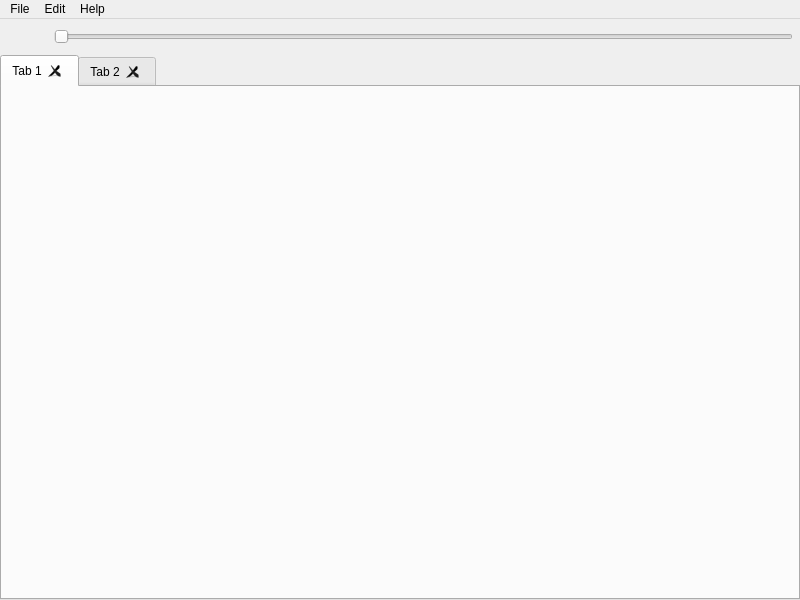
DinoZAR/Waves, file Waves/forms/main_window.ui: the form before one commit.
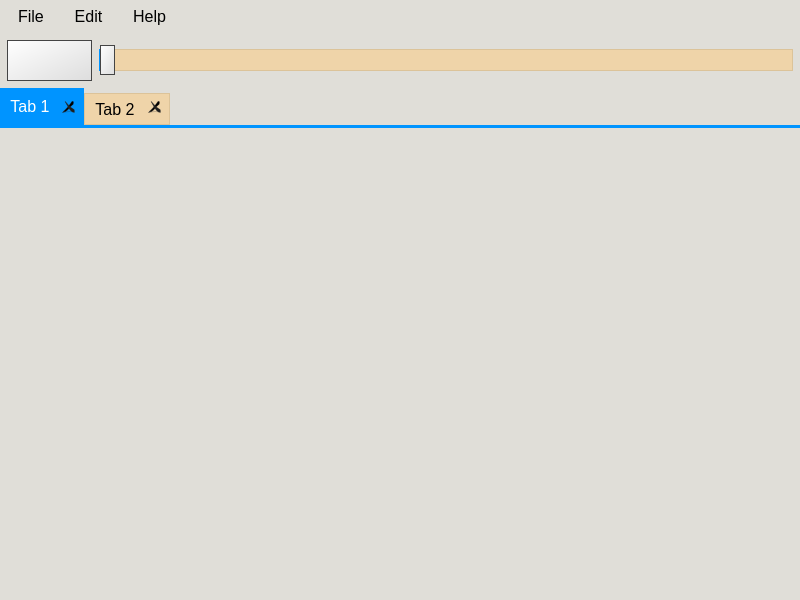
The form after the commit. Icons and pictures are not drawn.

The edit to the form file:
```diff
--- a/Waves/forms/main_window.ui
+++ b/Waves/forms/main_window.ui
@@ -11,7 +11,248 @@
    </rect>
   </property>
   <property name="windowTitle">
-   <string>MainWindow</string>
+   <string>Waves</string>
+  </property>
+  <property name="styleSheet">
+   <string notr="true">/* Application-wide properties*/
+* {
+    color: black;
+    font-size: 12pt;
+}
+
+QMainWindow {
+    background-color: #e0ded8;
+}
+
+QMenuBar {
+	background-color: #e0ded8;
+	margin: 0px;
+	border: 0px;
+}
+
+    QMenuBar::item {
+        spacing: 3px; /* spacing between menu bar items */
+        padding: 7px 12px;
+        background: transparent;
+    }
+
+        QMenuBar::item:selected { /* when selected using mouse or keyboard */
+			background: #efd4a9;
+			border: 1px solid #dcc399;
+        }
+
+        QMenuBar::item:pressed {
+			background: #efd4a9;
+			border: 0px solid #dcc399;
+        }
+
+QMenu {
+	margin: 0px;
+	border: 0px;
+}
+
+    QMenu::item {
+        padding: 12px 24px;
+		background: #efd4a9;
+    }
+
+        QMenu::item:selected {
+            background: #0094ff;
+			color: white;
+        }
+
+    QMenu::separator {
+        height: 1px;
+		background-color: black;
+    }
+
+    QMenu::indicator {
+        width: 13px;
+        height: 13px;
+    }
+
+
+/* Actual controls*/
+
+QLabel {
+}
+
+QPushButton {
+background: qlineargradient(x1:0, y1:0, x2:1, y2:1, stop:0 #fff, stop:1 #ddd);
+border: 1px solid #444;
+    padding: 10px 20px;
+}
+
+    QPushButton:hover {
+background: qlineargradient(x1:0, y1:0, x2:1, y2:1, stop:0 #fff, stop:1 #ddd);
+border: 1px solid #444;
+    }
+
+    QPushButton:pressed {
+        background-color: #0094ff;
+    }
+
+
+QSlider {
+	height: 35px;
+}
+
+
+QSlider::groove:horizontal {
+ background: #efd4a9;
+border: 1px solid #dcc399;
+height: 20px;
+}
+
+QSlider::sub-page:horizontal {
+ background: #0094ff;
+height: 15px;
+}
+
+QSlider::add-page:horizontal {
+ background: #efd4a9;
+border: 1px solid #dcc399;
+height: 15px;
+}
+
+QSlider::handle:horizontal {
+background: qlineargradient(x1:0, y1:0, x2:1, y2:1, stop:0 #fff, stop:1 #ddd);
+border: 1px solid #444;
+width: 13px;
+margin-top: -5px;
+margin-bottom: -5px;
+}
+
+QSlider::handle:horizontal:hover {
+background: qlineargradient(x1:0, y1:0, x2:1, y2:1, stop:0 #fff, stop:1 #ddd);
+border: 1px solid #444;
+}
+
+
+
+QRadioButton:hover {
+    background: #535a57;
+}
+
+QRadioButton:pressed {
+    background: #ff7500;
+}
+
+QRadioButton::indicator {
+    width: 32px;
+    height: 32px;
+    padding: 5px 10px;
+}
+
+    QRadioButton::indicator::unchecked {
+        image: url(forms/icons/check_empty.png);
+    }
+
+    QRadioButton::indicator:unchecked:hover {
+        image: url(forms/icons/check_empty.png);
+    }
+
+    QRadioButton::indicator:unchecked:pressed {
+        image: url(forms/icons/check_empty.png);
+    }
+
+    QRadioButton::indicator::checked {
+        image: url(forms/icons/check_full.png);
+    }
+
+    QRadioButton::indicator:checked:hover {
+        image: url(forms/icons/check_full.png);
+    }
+
+    QRadioButton::indicator:checked:pressed {
+        image: url(forms/icons/check_full.png);
+    }
+
+
+QCheckBox {
+    padding: 5px 10px;
+}
+
+    QCheckBox:hover {
+        background: #535a57;
+    }
+
+    QCheckBox:pressed {
+        background: #0094ff;
+    }
+
+    QCheckBox::indicator {
+        width: 24px;
+        height: 24px;
+    }
+
+        QCheckBox::indicator::unchecked {
+            image: url(forms/icons/check_empty.png);
+        }
+
+        QCheckBox::indicator:unchecked:hover {
+            image: url(forms/icons/check_empty.png);
+        }
+
+        QCheckBox::indicator:unchecked:pressed {
+            image: url(forms/icons/check_empty.png);
+        }
+
+        QCheckBox::indicator::checked {
+            image: url(forms/icons/check_full.png);
+        }
+
+        QCheckBox::indicator:checked:hover {
+            image: url(forms/icons/check_full.png);
+        }
+
+        QCheckBox::indicator:checked:pressed {
+            image: url(forms/icons/check_full.png);
+        }
+
+
+QTabWidget {
+    background-color: #ff7500;
+}
+
+    QTabWidget::pane {
+        border-top: 3px solid #0094ff;
+    }
+
+QTabBar::tab {
+    background: #efd4a9;
+	border: 1px solid #dcc399;
+    min-width: 8ex;
+    padding: 5px 10px;
+}
+
+	QTabBar::tab:hover {
+        background: #6fc2ff;
+		border: 0px;
+    }
+
+    QTabBar::tab:selected {
+        background: #0094ff;
+		color: white;
+		border: 0px solid #dcc399;
+    }
+
+    QTabBar::tab:!selected {
+        margin-top: 5px;
+    }
+
+QTabBar::close-button {
+	image: url(:/icons/close-tab.png);
+	subcontrol-position: right;
+}
+
+QTabBar::close-button:!selected {
+	margin-top: 5px;
+ }
+ QTabBar::close-button:hover {
+image: url(:/icons/close-tab-hover.png);
+ }
+</string>
   </property>
   <widget class="QWidget" name="centralwidget">
    <layout class="QVBoxLayout" name="verticalLayout">
@@ -31,6 +272,9 @@
       </property>
       <item>
        <widget class="QPushButton" name="pushButton">
+        <property name="styleSheet">
+         <string notr="true"/>
+        </property>
         <property name="text">
          <string/>
         </property>
@@ -45,12 +289,15 @@
          </size>
         </property>
         <property name="flat">
-         <bool>true</bool>
+         <bool>false</bool>
         </property>
        </widget>
       </item>
       <item>
        <widget class="QSlider" name="horizontalSlider">
+        <property name="styleSheet">
+         <string notr="true"/>
+        </property>
         <property name="orientation">
          <enum>Qt::Horizontal</enum>
         </property>
@@ -60,6 +307,9 @@
     </item>
     <item>
      <widget class="QTabWidget" name="tabWidget">
+      <property name="styleSheet">
+       <string notr="true"/>
+      </property>
       <property name="currentIndex">
        <number>0</number>
       </property>
@@ -89,7 +339,7 @@
      <x>0</x>
      <y>0</y>
      <width>800</width>
-     <height>21</height>
+     <height>36</height>
     </rect>
    </property>
    <widget class="QMenu" name="menuFile">
```
Left out of the diff: 3 changed lines with no effect on the pictures.
